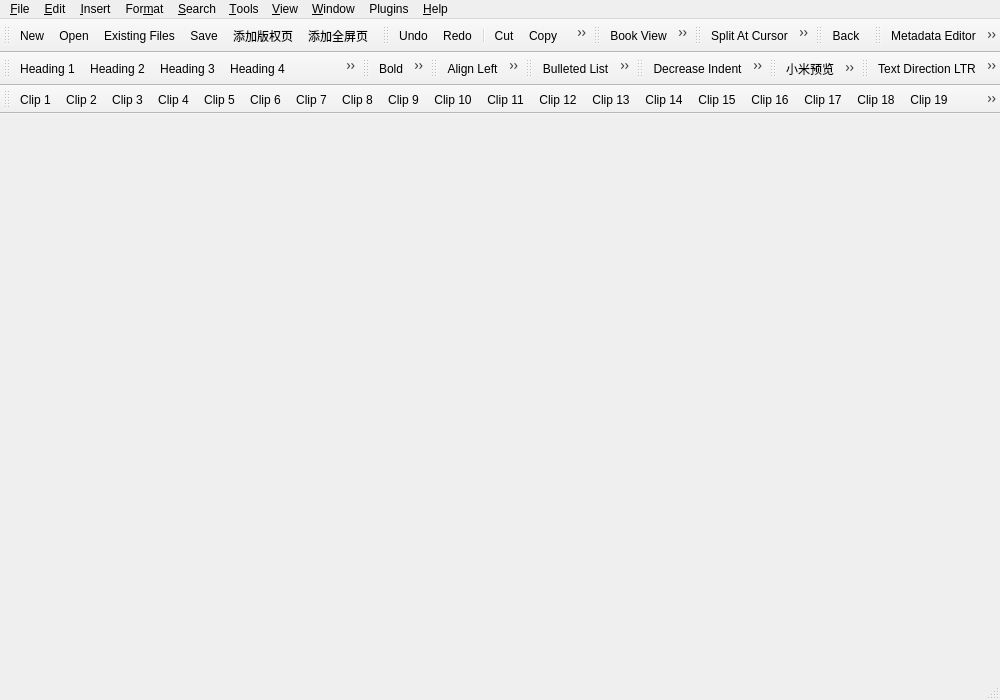
This is src/Form_Files/main.ui in luojilab/Magic as Qt 5 draws it before an edit. The edited form follows.
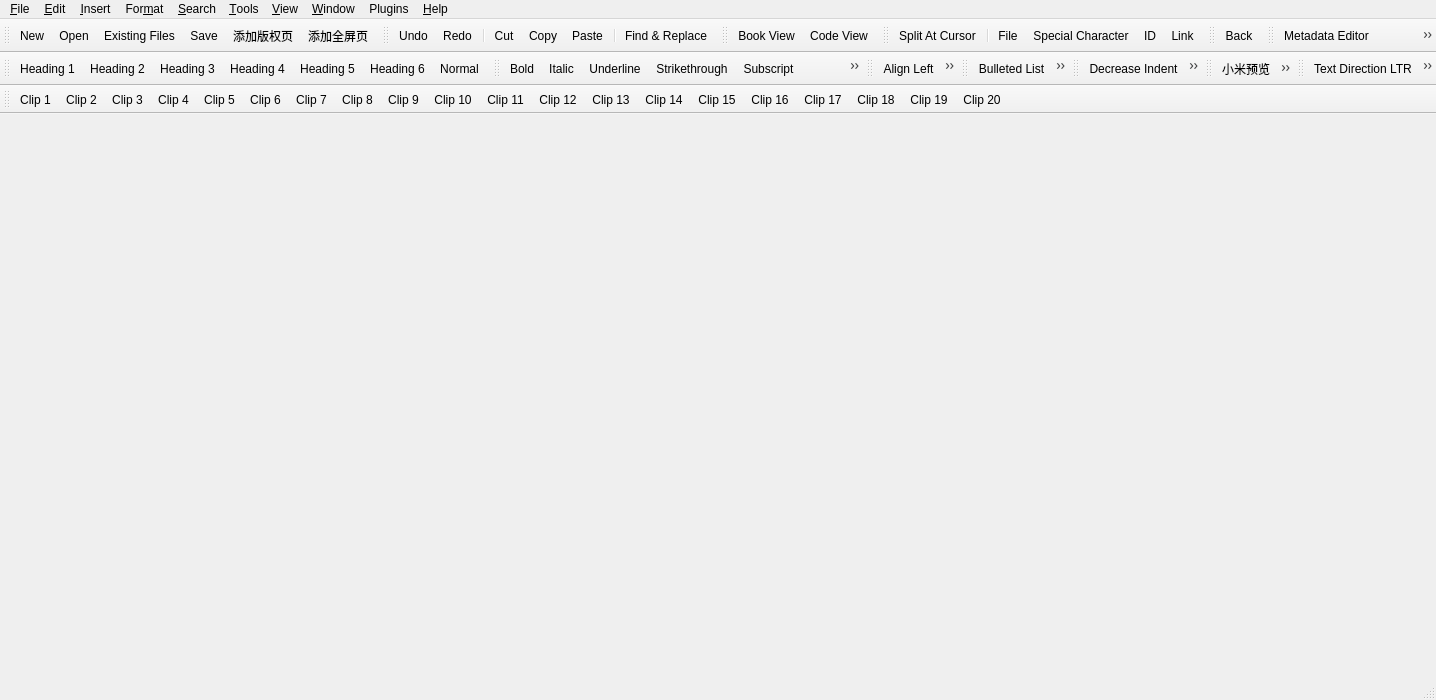
This is the edited form. Icons and pictures are not drawn.

Patch:
```diff
--- a/src/Form_Files/main.ui
+++ b/src/Form_Files/main.ui
@@ -6,7 +6,7 @@
    <rect>
     <x>0</x>
     <y>0</y>
-    <width>1000</width>
+    <width>1436</width>
     <height>700</height>
    </rect>
   </property>
@@ -49,7 +49,7 @@
     <rect>
      <x>0</x>
      <y>0</y>
-     <width>1000</width>
+     <width>1436</width>
      <height>22</height>
     </rect>
    </property>
```
Left out of the diff: 28 changed lines with no effect on the pictures.
